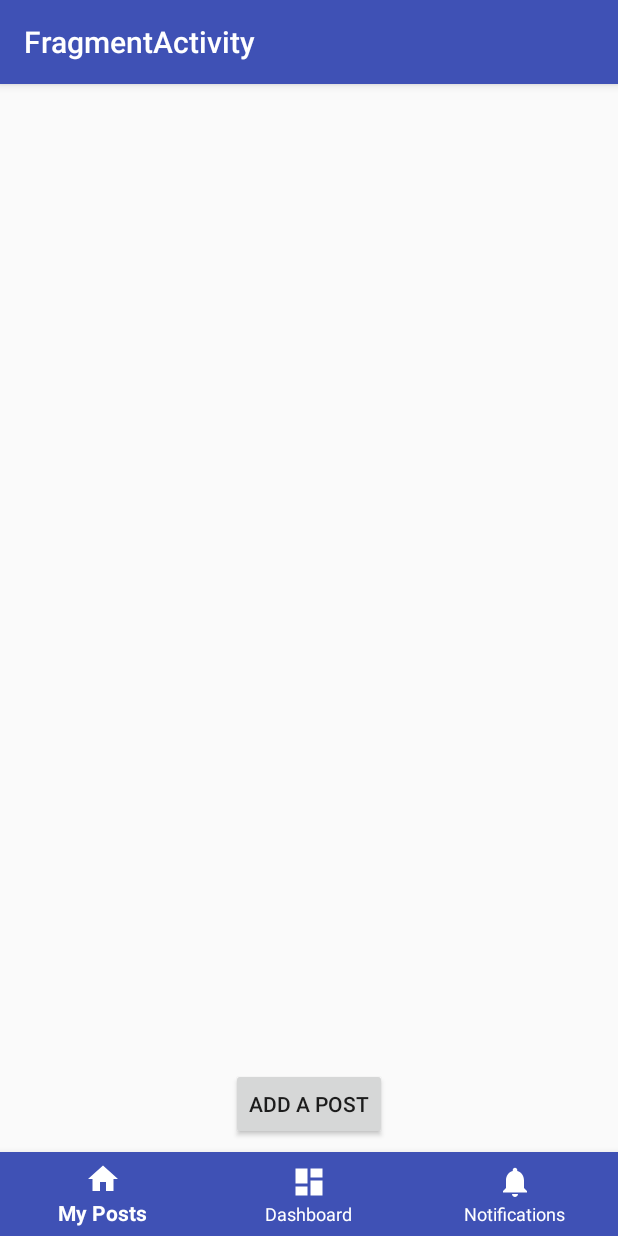
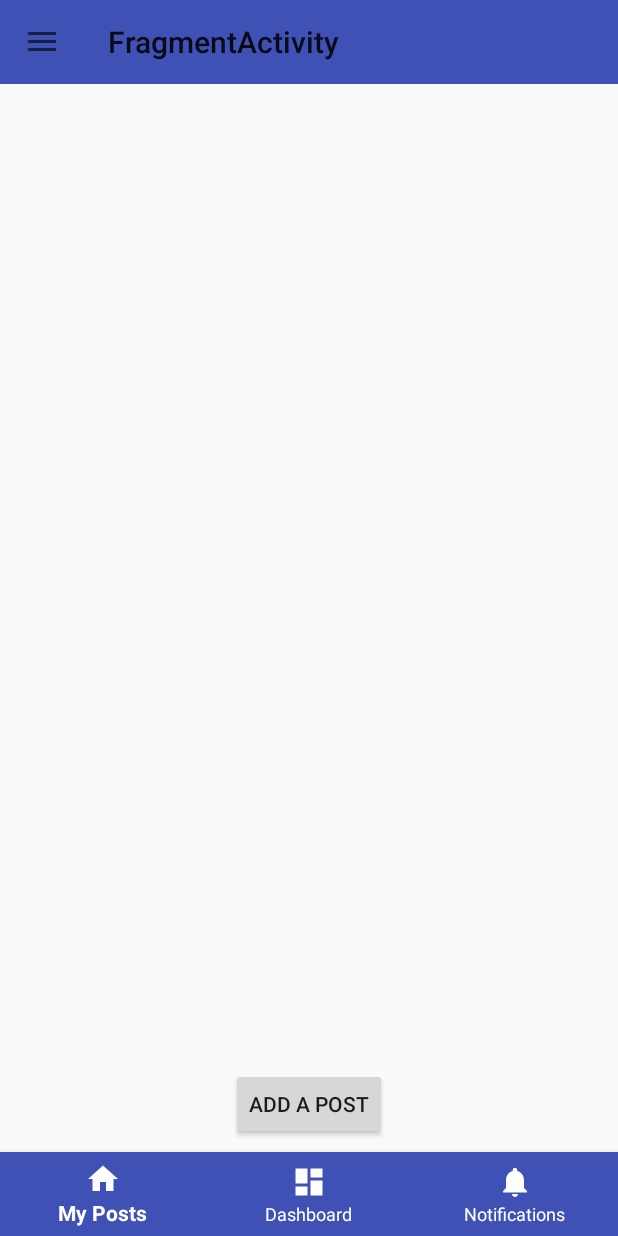
Before and after one commit to MickaelBRENOIT/Demo, an Android app: the FragmentActivity screen opened directly, with no data from a screen before it, on a phone screen of 412 x 824 dp. Run offline under Robolectric (Android 15) with nearby library versions, the phone set to English and light mode, and no system bars; our stand-ins replace ButterKnife.

Commit message:
Navigation Drawer / Menu Items / Tooblar added. Menu items only display a toast for the moment

```diff
--- a/app/src/main/AndroidManifest.xml
+++ b/app/src/main/AndroidManifest.xml
@@ -2,7 +2,7 @@
 <manifest xmlns:android="http://schemas.android.com/apk/res/android"
     package="com.mickaelbrenoit.demo">
 
-    <uses-permission android:name="android.permission.INTERNET"/>
+    <uses-permission android:name="android.permission.INTERNET" />
 
     <application
         android:allowBackup="true"
@@ -23,7 +23,8 @@
         <activity android:name=".LoginActivity" />
         <activity
             android:name=".FragmentActivity"
-            android:label="@string/title_activity_fragment"></activity>
+            android:label="@string/title_activity_fragment" />
+        <!--<activity android:name=".NavigationDrawerActivity"></activity>-->
     </application>
 
 </manifest>
--- a/app/src/main/java/com/mickaelbrenoit/demo/FragmentActivity.java
+++ b/app/src/main/java/com/mickaelbrenoit/demo/FragmentActivity.java
@@ -2,9 +2,9 @@ package com.mickaelbrenoit.demo;
 
 import android.os.Bundle;
 import android.support.annotation.NonNull;
+import android.support.annotation.Nullable;
 import android.support.design.widget.BottomNavigationView;
 import android.support.v4.app.Fragment;
-import android.support.v7.app.AppCompatActivity;
 import android.view.MenuItem;
 
 import com.mickaelbrenoit.demo.fragment.PostFragment;
@@ -12,9 +12,9 @@ import com.mickaelbrenoit.demo.fragment.PostFragment;
 import butterknife.BindView;
 import butterknife.ButterKnife;
 
-public class FragmentActivity extends AppCompatActivity {
+public class FragmentActivity extends NavigationDrawerActivity {
 
-    @BindView(R.id.navigation)
+    @Nullable @BindView(R.id.navigation)
     BottomNavigationView navigation;
 
     private BottomNavigationView.OnNavigationItemSelectedListener mOnNavigationItemSelectedListener
--- /dev/null
+++ b/app/src/main/java/com/mickaelbrenoit/demo/NavigationDrawerActivity.java
@@ -0,0 +1,164 @@
+package com.mickaelbrenoit.demo;
+
+import android.content.res.Configuration;
+import android.os.Bundle;
+import android.support.annotation.Nullable;
+import android.support.design.widget.NavigationView;
+import android.support.v4.widget.DrawerLayout;
+import android.support.v7.app.ActionBar;
+import android.support.v7.app.ActionBarDrawerToggle;
+import android.support.v7.app.AppCompatActivity;
+import android.support.v7.widget.Toolbar;
+import android.util.Log;
+import android.view.LayoutInflater;
+import android.view.MenuItem;
+import android.view.View;
+import android.view.ViewGroup;
+import android.widget.FrameLayout;
+import android.widget.Toast;
+
+import butterknife.BindView;
+import butterknife.ButterKnife;
+
+public abstract class NavigationDrawerActivity extends AppCompatActivity {
+
+    private static final String TAG = "NavigationDrawerActivit";
+
+    @Nullable
+    @BindView(R.id.drawerLayoutNav)
+    DrawerLayout drawerLayoutNav;
+    @Nullable
+    @BindView(R.id.frameLayoutNav)
+    FrameLayout frameLayoutNav;
+    @Nullable
+    @BindView(R.id.navigationViewNav)
+    NavigationView navigationViewNav;
+    @Nullable
+    @BindView(R.id.toolbar)
+    Toolbar toolbar;
+
+    ActionBarDrawerToggle actionBarDrawerToggle;
+
+    @Override
+    protected void onCreate(Bundle savedInstanceState) {
+        super.onCreate(savedInstanceState);
+        super.setContentView(R.layout.activity_navigation_drawer);
+        ButterKnife.bind(this);
+
+        drawerLayoutNav = findViewById(R.id.drawerLayoutNav);
+        frameLayoutNav = findViewById(R.id.frameLayoutNav);
+        navigationViewNav = findViewById(R.id.navigationViewNav);
+        toolbar = findViewById(R.id.toolbar);
+
+        actionBarDrawerToggle = new ActionBarDrawerToggle(this, drawerLayoutNav, 0, 0);
+        drawerLayoutNav.setDrawerListener(actionBarDrawerToggle);
+
+        setSupportActionBar(toolbar);
+        ActionBar actionbar = getSupportActionBar();
+        actionbar.setDisplayHomeAsUpEnabled(true);
+//        actionbar.setHomeAsUpIndicator(R.drawable.ic_menu);
+    }
+
+    @Override
+    protected void onPostCreate(Bundle savedInstanceState) {
+        super.onPostCreate(savedInstanceState);
+        actionBarDrawerToggle.syncState();
+    }
+
+    @Override
+    public void onConfigurationChanged(Configuration newConfig) {
+        super.onConfigurationChanged(newConfig);
+        actionBarDrawerToggle.onConfigurationChanged(newConfig);
+    }
+
+    @Override
+    public void setContentView(int layoutResID) {
+        if (frameLayoutNav != null) {
+            LayoutInflater inflater = (LayoutInflater) getSystemService(LAYOUT_INFLATER_SERVICE);
+            ViewGroup.LayoutParams lp = new ViewGroup.LayoutParams(
+                    ViewGroup.LayoutParams.MATCH_PARENT,
+                    ViewGroup.LayoutParams.MATCH_PARENT);
+            View stubView = inflater.inflate(layoutResID, frameLayoutNav, false);
+            frameLayoutNav.addView(stubView, lp);
+        }
+    }
+
+    @Override
+    public void setContentView(View view) {
+        if (frameLayoutNav != null) {
+            ViewGroup.LayoutParams lp = new ViewGroup.LayoutParams(
+                    ViewGroup.LayoutParams.MATCH_PARENT,
+                    ViewGroup.LayoutParams.MATCH_PARENT);
+            frameLayoutNav.addView(view, lp);
+        }
+    }
+
+    @Override
+    public void setContentView(View view, ViewGroup.LayoutParams params) {
+        if (frameLayoutNav != null) {
+            frameLayoutNav.addView(view, params);
+        }
+    }
+
+    @Override
+    public boolean onOptionsItemSelected(MenuItem item) {
+        // Pass the event to ActionBarDrawerToggle, if it returns
+        // true, then it has handled the app icon touch event
+        if (actionBarDrawerToggle.onOptionsItemSelected(item)) {
+            return true;
+        }
+        // Handle your other action bar items...
+        return super.onOptionsItemSelected(item);
+    }
+
+    public void onItemClick(MenuItem item) {
+        switch (item.getItemId()) {
+            case R.id.nav_english:
+                Log.d(TAG, "changeLanguageToEnglish: in");
+                Toast.makeText(getApplicationContext(), "English", Toast.LENGTH_LONG).show();
+                break;
+
+            case R.id.nav_french:
+                Log.d(TAG, "changeLanguageToFrench: in");
+                Toast.makeText(getApplicationContext(), "French", Toast.LENGTH_LONG).show();
+            break;
+
+            case R.id.nav_clear_database:
+                Log.d(TAG, "clearDatabase: in");
+                Toast.makeText(getApplicationContext(), "Clear database", Toast.LENGTH_LONG).show();
+            break;
+
+            case R.id.nav_logout:
+                Log.d(TAG, "logout: in");
+                Toast.makeText(getApplicationContext(), "Logout", Toast.LENGTH_LONG).show();
+            break;
+        }
+    }
+//    @Optional
+//    @OnClick(R.id.nav_english)
+//    public void changeLanguageToEnglish(View v) {
+//        Log.d(TAG, "changeLanguageToEnglish: in");;
+//        Toast.makeText(getApplicationContext(), "English", Toast.LENGTH_LONG).show();
+//    }
+//
+//    @Optional
+//    @OnClick(R.id.nav_french)
+//    public void changeLanguageToFrench(View v) {
+//        Log.d(TAG, "changeLanguageToFrench: in");
+//        Toast.makeText(getApplicationContext(), "French", Toast.LENGTH_LONG).show();
+//    }
+//
+//    @Optional
+//    @OnClick(R.id.nav_clear_database)
+//    public void clearDatabase(View v) {
+//        Log.d(TAG, "clearDatabase: in");
+//        Toast.makeText(getApplicationContext(), "Clear database", Toast.LENGTH_LONG).show();
+//    }
+//
+//    @Optional
+//    @OnClick(R.id.nav_logout)
+//    public void logout(View v) {
+//        Log.d(TAG, "logout: in");
+//        Toast.makeText(getApplicationContext(), "Logout", Toast.LENGTH_LONG).show();
+//    }
+}
--- /dev/null
+++ b/app/src/main/res/drawable/ic_clear_black_24dp.xml
@@ -0,0 +1,9 @@
+<vector xmlns:android="http://schemas.android.com/apk/res/android"
+        android:width="24dp"
+        android:height="24dp"
+        android:viewportWidth="24.0"
+        android:viewportHeight="24.0">
+    <path
+        android:fillColor="#FF000000"
+        android:pathData="M19,6.41L17.59,5 12,10.59 6.41,5 5,6.41 10.59,12 5,17.59 6.41,19 12,13.41 17.59,19 19,17.59 13.41,12z"/>
+</vector>
--- /dev/null
+++ b/app/src/main/res/drawable/ic_exit_to_app_black_24dp.xml
@@ -0,0 +1,9 @@
+<vector xmlns:android="http://schemas.android.com/apk/res/android"
+        android:width="24dp"
+        android:height="24dp"
+        android:viewportWidth="24.0"
+        android:viewportHeight="24.0">
+    <path
+        android:fillColor="#FF000000"
+        android:pathData="M10.09,15.59L11.5,17l5,-5 -5,-5 -1.41,1.41L12.67,11H3v2h9.67l-2.58,2.59zM19,3H5c-1.11,0 -2,0.9 -2,2v4h2V5h14v14H5v-4H3v4c0,1.1 0.89,2 2,2h14c1.1,0 2,-0.9 2,-2V5c0,-1.1 -0.9,-2 -2,-2z"/>
+</vector>
--- /dev/null
+++ b/app/src/main/res/drawable/ic_flag_black_24dp.xml
@@ -0,0 +1,9 @@
+<vector xmlns:android="http://schemas.android.com/apk/res/android"
+        android:width="24dp"
+        android:height="24dp"
+        android:viewportWidth="24.0"
+        android:viewportHeight="24.0">
+    <path
+        android:fillColor="#FF000000"
+        android:pathData="M14.4,6L14,4H5v17h2v-7h5.6l0.4,2h7V6z"/>
+</vector>
--- /dev/null
+++ b/app/src/main/res/layout/activity_navigation_drawer.xml
@@ -0,0 +1,41 @@
+<?xml version="1.0" encoding="utf-8"?>
+<android.support.v4.widget.DrawerLayout
+    android:id="@+id/drawerLayoutNav"
+    xmlns:android="http://schemas.android.com/apk/res/android"
+    android:layout_width="match_parent"
+    android:layout_height="match_parent"
+    xmlns:app="http://schemas.android.com/apk/res-auto"
+    android:fitsSystemWindows="true">
+
+    <LinearLayout
+        android:orientation="vertical"
+        android:layout_width="match_parent"
+        android:layout_height="match_parent">
+
+        <android.support.v7.widget.Toolbar
+            android:id="@+id/toolbar"
+            android:layout_width="match_parent"
+            android:layout_height="?attr/actionBarSize"
+            android:background="?attr/colorPrimary"
+            android:theme="@style/ThemeOverlay.AppCompat.ActionBar" />
+
+        <FrameLayout
+            android:id="@+id/frameLayoutNav"
+            android:layout_width="match_parent"
+            android:layout_height="match_parent">
+
+        </FrameLayout>
+    </LinearLayout>
+
+    <android.support.design.widget.NavigationView
+        android:id="@+id/navigationViewNav"
+        app:headerLayout="@layout/header"
+        android:layout_width="wrap_content"
+        android:layout_height="match_parent"
+        android:layout_gravity="start"
+        android:background="@color/colorWhite"
+        app:menu="@menu/nav_drawer_items"
+        android:overScrollMode="ifContentScrolls"
+        />
+
+</android.support.v4.widget.DrawerLayout>
--- /dev/null
+++ b/app/src/main/res/layout/header.xml
@@ -0,0 +1,21 @@
+<?xml version="1.0" encoding="utf-8"?>
+<LinearLayout
+    xmlns:android="http://schemas.android.com/apk/res/android"
+    android:orientation="vertical"
+    android:layout_width="match_parent"
+    android:layout_height="160dp"
+    android:background="@drawable/demo"
+    android:padding="10dp"
+    android:gravity="bottom">
+
+    <TextView
+        android:id="@+id/textView_header"
+        android:layout_width="wrap_content"
+        android:layout_height="wrap_content"
+        android:text="@string/welcome_header"
+        android:gravity="left"
+        android:textColor="@color/colorBlack"
+        android:textSize="18sp"
+        android:textStyle="bold" />
+
+</LinearLayout>
--- /dev/null
+++ b/app/src/main/res/menu/nav_drawer_items.xml
@@ -0,0 +1,35 @@
+<?xml version="1.0" encoding="utf-8"?>
+<menu xmlns:android="http://schemas.android.com/apk/res/android" >
+
+    <item android:title="@string/languages_menu" android:enabled="false">
+        <menu>
+            <item
+                android:id="@+id/nav_english"
+                android:icon="@drawable/ic_flag_black_24dp"
+                android:title="@string/english_menu"
+                android:onClick="onItemClick"/>
+            <item
+                android:id="@+id/nav_french"
+                android:icon="@drawable/ic_flag_black_24dp"
+                android:title="@string/french_menu"
+                android:onClick="onItemClick"/>
+        </menu>
+    </item>
+
+    <item
+        android:title="@string/help_menu" android:enabled="false">
+        <menu>
+            <item
+                android:id="@+id/nav_clear_database"
+                android:icon="@drawable/ic_clear_black_24dp"
+                android:title="@string/clear_database_menu"
+                android:onClick="onItemClick"/>
+            <item
+                android:id="@+id/nav_logout"
+                android:icon="@drawable/ic_exit_to_app_black_24dp"
+                android:title="@string/logout_menu"
+                android:onClick="onItemClick"/>
+        </menu>
+    </item>
+
+</menu>
--- a/app/src/main/res/values/colors.xml
+++ b/app/src/main/res/values/colors.xml
@@ -4,4 +4,5 @@
     <color name="colorPrimaryDark">#303F9F</color>
     <color name="colorAccent">#FF4081</color>
     <color name="colorWhite">#FFFFFF</color>
+    <color name="colorBlack">#000000</color>
 </resources>
--- a/app/src/main/res/values/strings.xml
+++ b/app/src/main/res/values/strings.xml
@@ -11,4 +11,11 @@
     <string name="title_notifications">Notifications</string>
     <string name="button_add_post">Add a post</string>
     <string name="display_content_post">display content</string>
+    <string name="languages_menu">Languages</string>
+    <string name="english_menu">English</string>
+    <string name="french_menu">French</string>
+    <string name="help_menu">Help</string>
+    <string name="clear_database_menu">Clear Database</string>
+    <string name="logout_menu">Logout</string>
+    <string name="welcome_header">Welcome</string>
 </resources>
--- a/app/src/main/res/values/styles.xml
+++ b/app/src/main/res/values/styles.xml
@@ -1,7 +1,7 @@
 <resources>
 
     <!-- Base application theme. -->
-    <style name="AppTheme" parent="Theme.AppCompat.Light.DarkActionBar">
+    <style name="AppTheme" parent="Theme.AppCompat.Light.NoActionBar">
         <!-- Customize your theme here. -->
         <item name="colorPrimary">@color/colorPrimary</item>
         <item name="colorPrimaryDark">@color/colorPrimaryDark</item>
```
